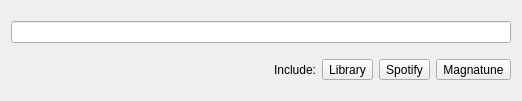
First picture: the form in src/globalsearch/globalsearchwidget.ui, repository clementine-player/Clementine, before the edit.
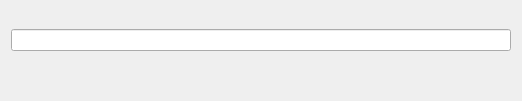
Second picture: the form after the edit. Custom widgets are drawn as their Qt base class.

Diff of the .ui file:
```diff
--- a/src/globalsearch/globalsearchwidget.ui
+++ b/src/globalsearch/globalsearchwidget.ui
@@ -22,7 +22,10 @@
     </widget>
    </item>
    <item>
-    <layout class="QHBoxLayout" name="horizontalLayout">
+    <layout class="QHBoxLayout" name="provider_layout">
+     <property name="spacing">
+      <number>0</number>
+     </property>
      <item>
       <spacer name="horizontalSpacer">
        <property name="orientation">
@@ -36,34 +39,6 @@
        </property>
       </spacer>
      </item>
-     <item>
-      <widget class="QLabel" name="label_2">
-       <property name="text">
-        <string>Include:</string>
-       </property>
-      </widget>
-     </item>
-     <item>
-      <widget class="QToolButton" name="toolButton">
-       <property name="text">
-        <string>Library</string>
-       </property>
-      </widget>
-     </item>
-     <item>
-      <widget class="QToolButton" name="toolButton_2">
-       <property name="text">
-        <string>Spotify</string>
-       </property>
-      </widget>
-     </item>
-     <item>
-      <widget class="QToolButton" name="toolButton_3">
-       <property name="text">
-        <string>Magnatune</string>
-       </property>
-      </widget>
-     </item>
     </layout>
    </item>
   </layout>
```
